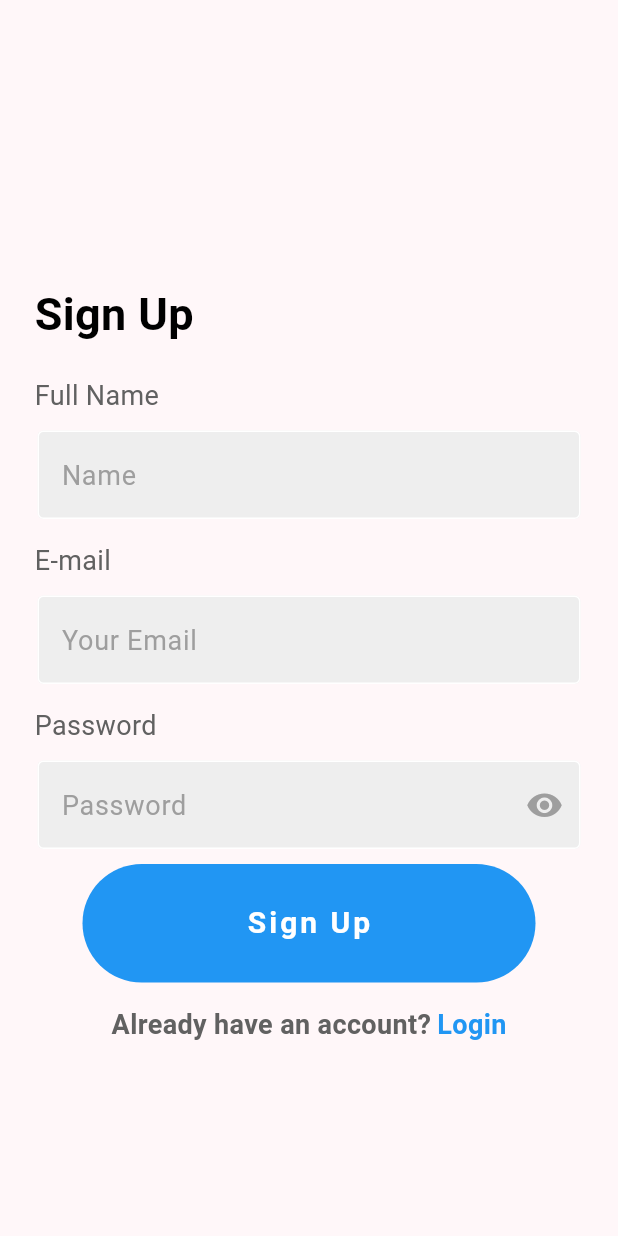
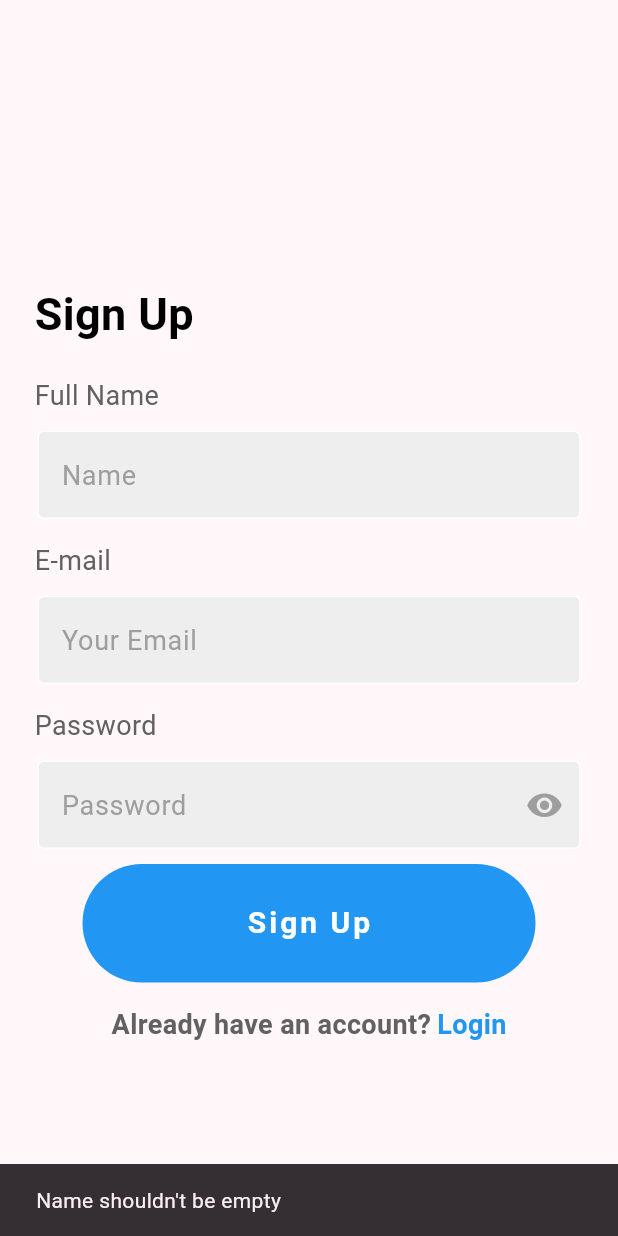
Before and after one commit to STOILD-PRIVATE-LIMITED/mastiplay, a Flutter app: the Register screen opened directly with empty values, after a tap on "Sign Up", on a phone screen of 412 x 824 dp. Run offline on Flutter 3.47's test engine with Material 3 defaults, Android fonts, the phone set to English and light mode, and no system bars; our stand-ins replace cached_network_image, cloud_firestore, country_picker, firebase_auth, firebase_core, firebase_crashlytics and 8 more; missing offline and left inert: animated_icon, flutter_octicons, flutter_share, flutter_webrtc; accounts and stored records are empty; Roboto replaces fonts that are missing (assets/fontsSofiaProRegular.ttf).

Commit message:
New Updatee

```diff
--- a/lib/Register.dart
+++ b/lib/Register.dart
@@ -164,7 +164,19 @@ class _RegisterState extends State<Register> {
   }
 
   void signUp() async {
-    await getOtpFromUrl();
+    if (nameController.text.isEmpty) {
+      ScaffoldMessenger.of(context).showSnackBar(
+        const SnackBar(
+          content: Text("Name shouldn't be empty"),
+        ),
+      );
+      return;
+    }
+    if (isEmailExits(emailController.text)) {
+      _showAlertDialog(context);
+      return;
+    }
+    getOtpFromUrl();
     setState(() {
       isverified = true;
     });
@@ -213,6 +225,51 @@ class _RegisterState extends State<Register> {
     //     ),
     //   );
     // }
+  }
+
+  final CollectionReference _usersCollection =
+      FirebaseFirestore.instance.collection('users');
+
+  List<String> _documentIds = [];
+
+  @override
+  void initState() {
+    super.initState();
+    _fetchDocumentIds();
+  }
+
+  Future<void> _fetchDocumentIds() async {
+    QuerySnapshot querySnapshot = await _usersCollection.get();
+    setState(() {
+      _documentIds =
+          querySnapshot.docs.map((doc) => doc.id.toString()).toList();
+    });
+  }
+
+  bool isEmailExits(String email) {
+    return _documentIds.contains(email);
+  }
+
+  _showAlertDialog(BuildContext context) {
+    AlertDialog alert = AlertDialog(
+      title: const Text("Email already exists"),
+      content: const Text(
+          "Please try with another email or login with existing email"),
+      actions: [
+        TextButton(
+          onPressed: () {
+            Navigator.pop(context);
+          },
+          child: const Text("OK"),
+        ),
+      ],
+    );
+    showDialog(
+      context: context,
+      builder: (BuildContext context) {
+        return alert;
+      },
+    );
   }
 
   @override
```
